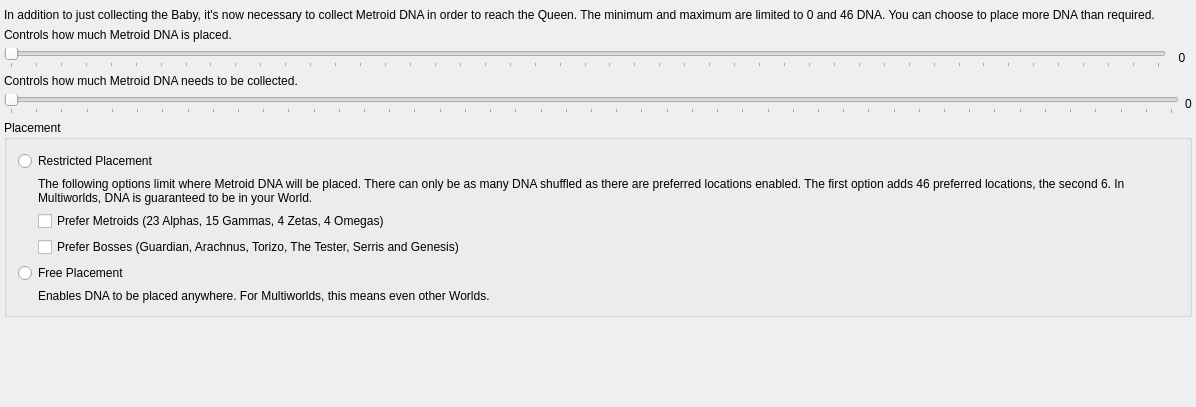
Old version of the form randovania/gui/ui_files/preset_am2r_goal.ui in the repository randovania/randovania.
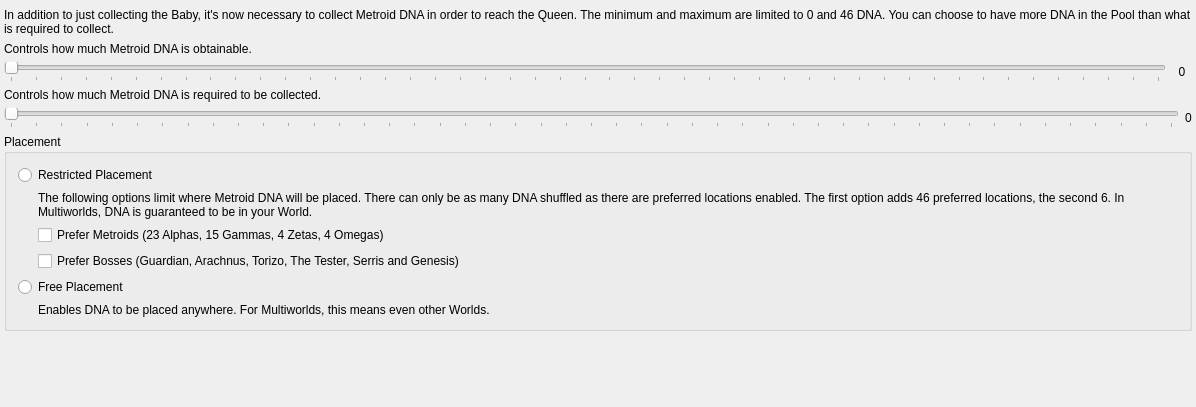
New version of the form.

Commit message: slighty rephrased

The edit to the form file:
```diff
--- a/randovania/gui/ui_files/preset_am2r_goal.ui
+++ b/randovania/gui/ui_files/preset_am2r_goal.ui
@@ -36,7 +36,7 @@
     <item>
      <widget class="QLabel" name="description_label">
       <property name="text">
-       <string>&lt;html&gt;&lt;head/&gt;&lt;body&gt;&lt;p&gt;In addition to just collecting the Baby, it's now necessary to collect Metroid DNA in order to reach the Queen. The minimum and maximum are limited to 0 and 46 DNA. You can choose to place more DNA than required.&lt;/p&gt;&lt;/body&gt;&lt;/html&gt;</string>
+       <string>&lt;html&gt;&lt;head/&gt;&lt;body&gt;&lt;p&gt;In addition to just collecting the Baby, it's now necessary to collect Metroid DNA in order to reach the Queen. The minimum and maximum are limited to 0 and 46 DNA. You can choose to have more DNA in the Pool than what is required to collect.&lt;/p&gt;&lt;/body&gt;&lt;/html&gt;</string>
       </property>
       <property name="wordWrap">
        <bool>true</bool>
@@ -46,7 +46,7 @@
     <item>
      <widget class="QLabel" name="label_2">
       <property name="text">
-       <string>Controls how much Metroid DNA is placed.</string>
+       <string>Controls how much Metroid DNA is obtainable.</string>
       </property>
      </widget>
     </item>
@@ -95,7 +95,7 @@
     <item>
      <widget class="QLabel" name="label">
       <property name="text">
-       <string>Controls how much Metroid DNA needs to be collected.</string>
+       <string>Controls how much Metroid DNA is required to be collected.</string>
       </property>
      </widget>
     </item>
```
The commit also changes 1 other file.
